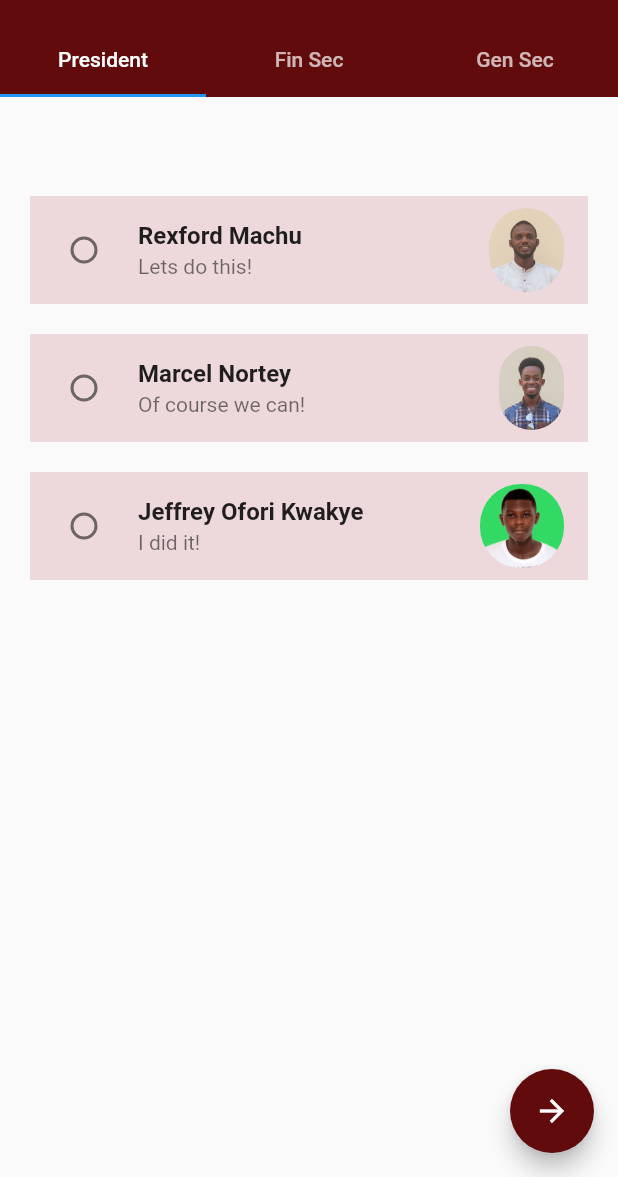
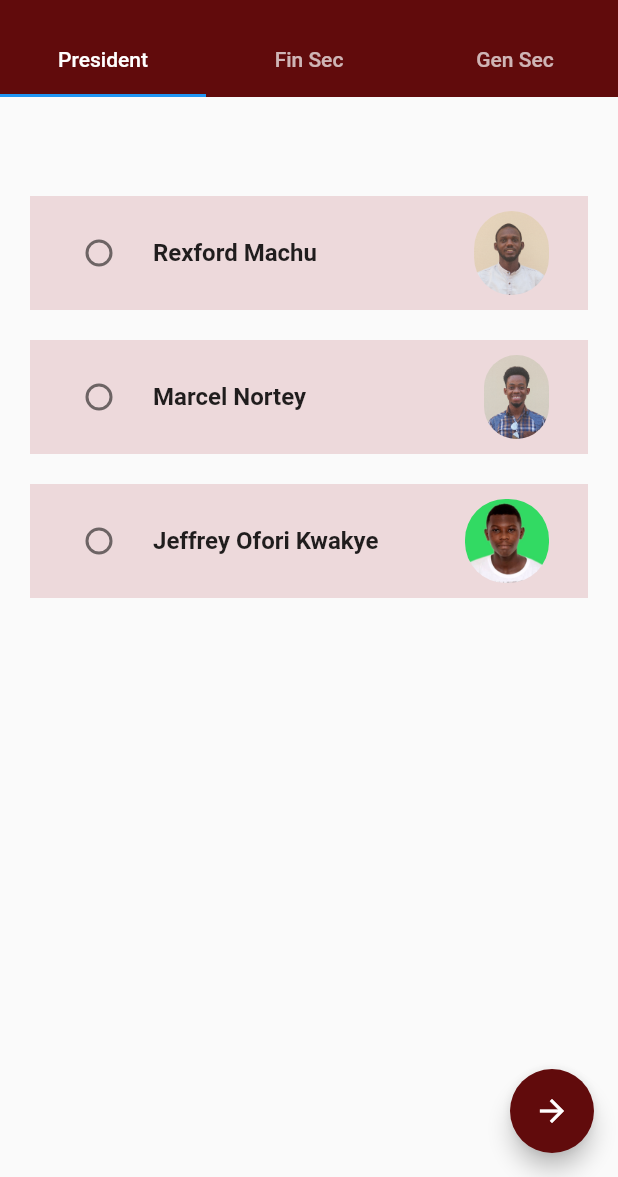
Before and after one commit to joforikwakye/nex_vote_beta, a Flutter app: the ACES screen opened by its route, on a phone screen of 412 x 824 dp, the part 59-1236 px from its top. Run offline on Flutter 3.47's test engine with Material 2 defaults, Android fonts, the light colour scheme and no system bars; our stand-ins replace animated_splash_screen, flutter_easyloading, flutter_spinkit.

Commit message:
removed the subtitles from the radio buttons and added a padding to the cards

```diff
--- a/lib/department_candidates/positions_aces/fin_sec.dart
+++ b/lib/department_candidates/positions_aces/fin_sec.dart
@@ -23,6 +23,7 @@ class _FinSecState extends State<FinSec> {
           //1ST
           Container(
             decoration: const BoxDecoration(color: Color(0xffEDD9DB)),
+            padding: EdgeInsets.all(10),
             child: RadioListTile(
               value: 0,
               groupValue: selectedValue,
@@ -30,7 +31,6 @@ class _FinSecState extends State<FinSec> {
                 'Rexford Machu',
                 style: TextStyle(fontWeight: FontWeight.bold),
               ),
-              subtitle: Text('Lets do this!'),
               secondary: ClipRRect(
                 borderRadius: BorderRadius.circular(27),
                 child: Image.asset('assets/images/president1.jpeg'),
@@ -47,6 +47,7 @@ class _FinSecState extends State<FinSec> {
           //2ND
           Container(
             decoration: const BoxDecoration(color: Color(0xffEDD9DB)),
+            padding: EdgeInsets.all(10),
             child: RadioListTile(
               value: 1,
               groupValue: selectedValue,
@@ -54,7 +55,6 @@ class _FinSecState extends State<FinSec> {
                 'Marcel Nortey',
                 style: TextStyle(fontWeight: FontWeight.bold),
               ),
-              subtitle: Text('Of course we can!'),
               secondary: ClipRRect(
                 borderRadius: BorderRadius.circular(27),
                 child: Image.asset('assets/images/president2.jpeg'),
@@ -71,6 +71,7 @@ class _FinSecState extends State<FinSec> {
           //3RD
           Container(
             decoration: const BoxDecoration(color: Color(0xffEDD9DB)),
+            padding: EdgeInsets.all(10),
             child: RadioListTile(
               value: 2,
               groupValue: selectedValue,
@@ -78,7 +79,6 @@ class _FinSecState extends State<FinSec> {
                 'Jeffrey Ofori Kwakye',
                 style: TextStyle(fontWeight: FontWeight.bold),
               ),
-              subtitle: Text('I did it!'),
               secondary: ClipRRect(
                 borderRadius: BorderRadius.circular(27),
                 child: Image.asset('assets/images/mypic.JPG'),
--- a/lib/department_candidates/positions_aces/gen_sec.dart
+++ b/lib/department_candidates/positions_aces/gen_sec.dart
@@ -25,6 +25,7 @@ class _GenSecState extends State<GenSec> {
           //1ST
           Container(
             decoration: const BoxDecoration(color: Color(0xffEDD9DB)),
+            padding: EdgeInsets.all(10),
             child: RadioListTile(
               value: 0,
               groupValue: selectedValue,
@@ -32,7 +33,6 @@ class _GenSecState extends State<GenSec> {
                 'Rexford Machu',
                 style: TextStyle(fontWeight: FontWeight.bold),
               ),
-              subtitle: Text('Lets do this!'),
               secondary: ClipRRect(
                 borderRadius: BorderRadius.circular(27),
                 child: Image.asset('assets/images/president1.jpeg'),
@@ -49,6 +49,7 @@ class _GenSecState extends State<GenSec> {
           //2ND
           Container(
             decoration: const BoxDecoration(color: Color(0xffEDD9DB)),
+            padding: EdgeInsets.all(10),
             child: RadioListTile(
               value: 1,
               groupValue: selectedValue,
@@ -56,7 +57,6 @@ class _GenSecState extends State<GenSec> {
                 'Marcel Nortey',
                 style: TextStyle(fontWeight: FontWeight.bold),
               ),
-              subtitle: Text('Of course we can!'),
               secondary: ClipRRect(
                 borderRadius: BorderRadius.circular(27),
                 child: Image.asset('assets/images/president2.jpeg'),
@@ -73,6 +73,7 @@ class _GenSecState extends State<GenSec> {
           //3RD
           Container(
             decoration: const BoxDecoration(color: Color(0xffEDD9DB)),
+            padding: EdgeInsets.all(10),
             child: RadioListTile(
               value: 2,
               groupValue: selectedValue,
@@ -80,7 +81,6 @@ class _GenSecState extends State<GenSec> {
                 'Jeffrey Ofori Kwakye',
                 style: TextStyle(fontWeight: FontWeight.bold),
               ),
-              subtitle: Text('I did it!'),
               secondary: ClipRRect(
                 borderRadius: BorderRadius.circular(27),
                 child: Image.asset('assets/images/mypic.JPG'),
--- a/lib/department_candidates/positions_aces/president.dart
+++ b/lib/department_candidates/positions_aces/president.dart
@@ -24,6 +24,7 @@ class _PresidentState extends State<President> {
           //1ST
           Container(
             decoration: const BoxDecoration(color: Color(0xffEDD9DB)),
+            padding: EdgeInsets.all(10),
             child: RadioListTile(
               value: 0,
               groupValue: selectedValue,
@@ -31,7 +32,6 @@ class _PresidentState extends State<President> {
                 'Rexford Machu',
                 style: TextStyle(fontWeight: FontWeight.bold),
               ),
-              subtitle: Text('Lets do this!'),
               secondary: ClipRRect(
                 borderRadius: BorderRadius.circular(27),
                 child: Image.asset('assets/images/president1.jpeg'),
@@ -48,6 +48,7 @@ class _PresidentState extends State<President> {
           //2ND
           Container(
             decoration: const BoxDecoration(color: Color(0xffEDD9DB)),
+            padding: EdgeInsets.all(10),
             child: RadioListTile(
               value: 1,
               groupValue: selectedValue,
@@ -55,7 +56,6 @@ class _PresidentState extends State<President> {
                 'Marcel Nortey',
                 style: TextStyle(fontWeight: FontWeight.bold),
               ),
-              subtitle: Text('Of course we can!'),
               secondary: ClipRRect(
                 borderRadius: BorderRadius.circular(27),
                 child: Image.asset('assets/images/president2.jpeg'),
@@ -72,6 +72,7 @@ class _PresidentState extends State<President> {
           //3RD
           Container(
             decoration: const BoxDecoration(color: Color(0xffEDD9DB)),
+            padding: EdgeInsets.all(10),
             child: RadioListTile(
               value: 2,
               groupValue: selectedValue,
@@ -79,7 +80,6 @@ class _PresidentState extends State<President> {
                 'Jeffrey Ofori Kwakye',
                 style: TextStyle(fontWeight: FontWeight.bold),
               ),
-              subtitle: Text('I did it!'),
               secondary: ClipRRect(
                 borderRadius: BorderRadius.circular(27),
                 child: Image.asset('assets/images/mypic.JPG'),
```
